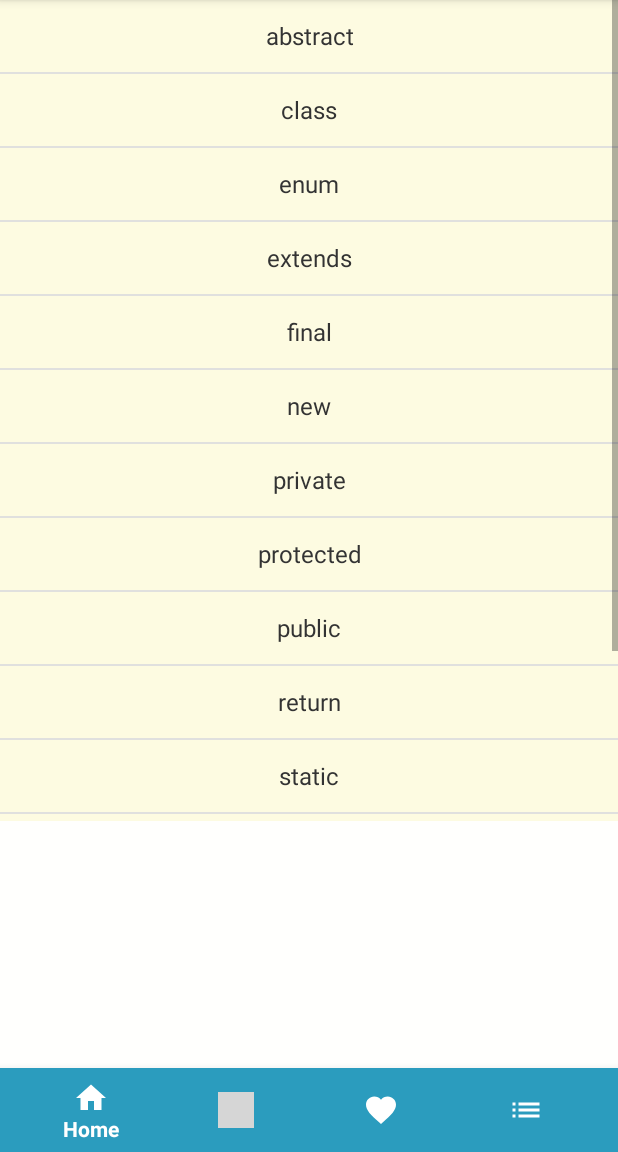
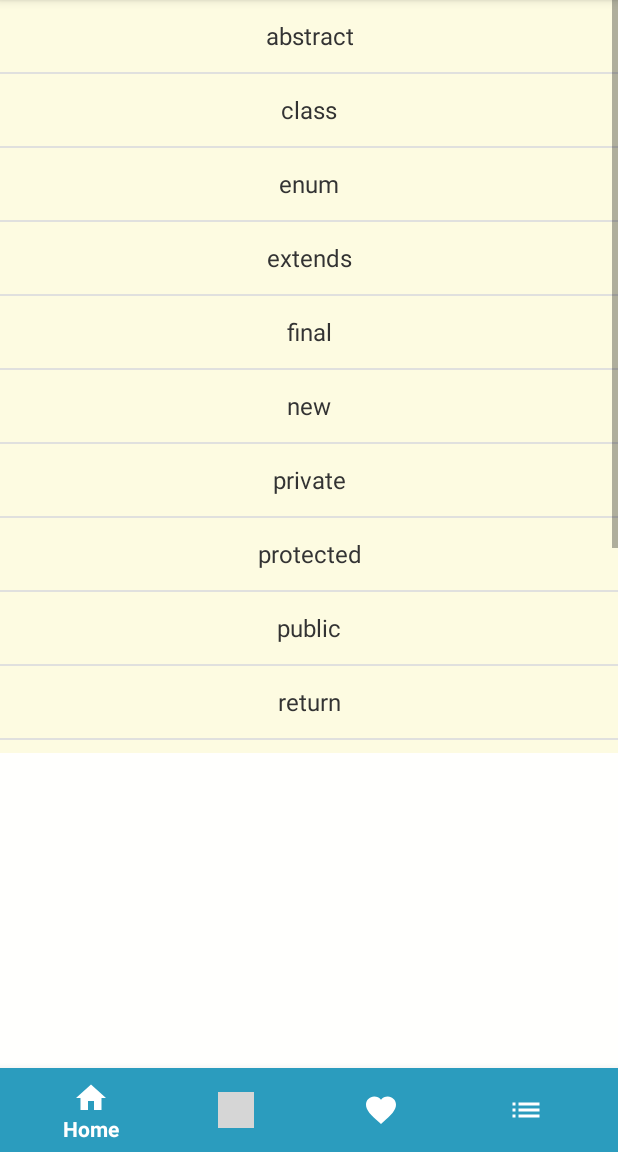
Before and after one commit to yparks/switchApp, an Android app: the screen it shows after launch (MainActivity), after a tap on "keywords", on a phone screen of 412 x 824 dp, the part 84-1236 px from its top. Run offline under Robolectric (Android 15) with nearby library versions, the phone set to English and light mode, and no system bars; grey boxes are pictures that could not be loaded.

Commit message:
+Latest updates

```diff
--- a/app/src/main/java/com/hfad/cs63d/AZTermList.java
+++ b/app/src/main/java/com/hfad/cs63d/AZTermList.java
@@ -100,7 +100,7 @@ public class AZTermList extends ListFragment {
                 selection = "keywords";
                 break;
             case 2:
-                selection = "null";
+                selection = "other";
                 break;
             case 3:
                 selection = "statements";
--- a/app/src/main/java/com/hfad/cs63d/HistoryListFragment.java
+++ b/app/src/main/java/com/hfad/cs63d/HistoryListFragment.java
@@ -63,7 +63,7 @@ public class HistoryListFragment extends ListFragment{
                     0);
             Log.d(TAG, "onCreate(): cursorAdapter: " + cursorAdapter);
             setListAdapter(cursorAdapter);
-        } catch (SQLiteException e) {
+        } catch (SQLiteException e) {d
             Toast toast;
             toast = Toast.makeText(this.getContext(), "Database Unavailable", Toast.LENGTH_LONG);
             toast.show();
--- a/app/src/main/java/com/hfad/cs63d/MainActivity.java
+++ b/app/src/main/java/com/hfad/cs63d/MainActivity.java
@@ -69,7 +69,6 @@ public class MainActivity extends AppCompatActivity {
                 });
     }
 
-
     @Override
     public boolean onCreateOptionsMenu(Menu menu) {
         // Inflate the options menu from XML
--- a/app/src/main/java/com/hfad/cs63d/ResultActivity.java
+++ b/app/src/main/java/com/hfad/cs63d/ResultActivity.java
@@ -88,7 +88,7 @@ public class ResultActivity extends Activity {
                 mWebView.loadData(definition, "text/html", null);
 
                 //Add term and definition to database
-                addTerm(term, definition);
+                addTermToHistory(term, definition);
                 Log.v(TAG, "added term");
 
             }else {
@@ -102,7 +102,7 @@ public class ResultActivity extends Activity {
         }
     }
 
-    public long addTerm(String term, String definition) {
+    public long addTermToHistory(String term, String definition) {
 
         SQLiteOpenHelper historyDatabaseHelper = new HistoryDatabaseHelper(this);
         SQLiteDatabase db = historyDatabaseHelper.getWritableDatabase();
--- a/app/src/main/res/layout/activity_main.xml
+++ b/app/src/main/res/layout/activity_main.xml
@@ -10,7 +10,7 @@
     <FrameLayout
         android:id="@+id/content_frame"
         android:layout_width="match_parent"
-        android:layout_height="547dp"
+        android:layout_height="502dp"
         android:layout_row="4"
         android:layout_column="0">
     </FrameLayout>
--- a/app/src/main/res/values/styles.xml
+++ b/app/src/main/res/values/styles.xml
@@ -13,9 +13,10 @@
     </style>
 
     <style name="SplashTheme" parent="Theme.AppCompat.NoActionBar">
-        <item name="android:windowNoTitle">true</item>
         <item name="android:windowContentOverlay">@null</item>
         <item name="android:windowBackground">@drawable/splashscreen</item>
     </style>
 
+
+
 </resources>
```
Also changed, not shown: app/src/main/res/layout/history.xml (deleted, +0 -13 lines).
